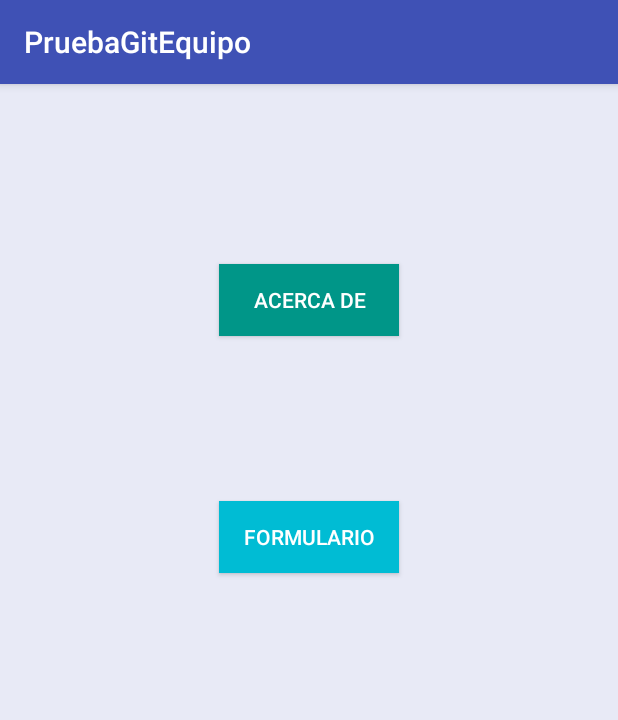
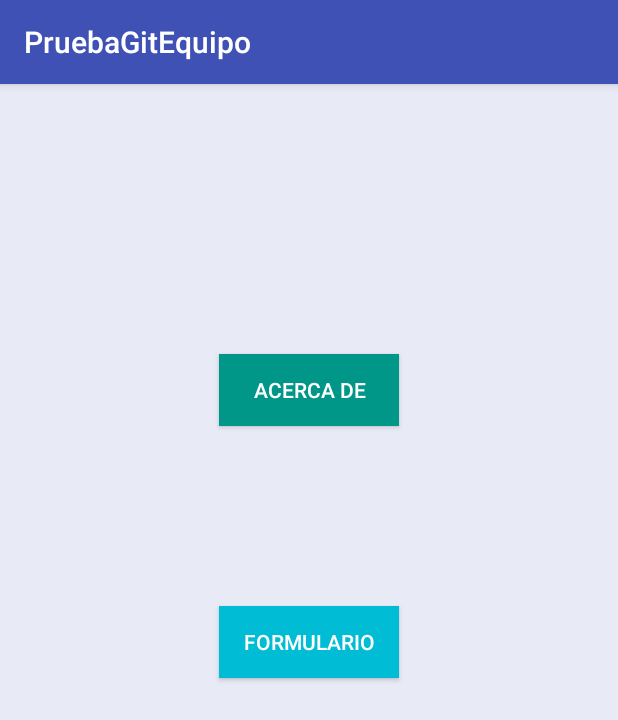
Before and after one commit to BeaterGirl/PruebGitEquipo, an Android app: the screen it shows after launch (MainActivity), on a phone screen of 412 x 824 dp. Shown: the top 720 px of the screen. Run offline under Robolectric (Android 15) with nearby library versions, the phone set to English and light mode, and no system bars.

Commit message:
Practica Terminada

```diff
--- a/app/src/main/res/layout/activity_main.xml
+++ b/app/src/main/res/layout/activity_main.xml
@@ -13,7 +13,7 @@
         android:layout_width="120dp"
         android:layout_height="wrap_content"
         app:layout_constraintTop_toTopOf="parent"
-        android:layout_marginTop="120dp"
+        android:layout_marginTop="180dp"
         android:textColor="@color/texto_btn_activity"
         android:background="@color/color_acercade_activity"
         app:layout_constraintStart_toStartOf="parent"
@@ -26,7 +26,7 @@
         android:textColor="@color/texto_btn_activity"
         android:layout_width="120dp"
         android:layout_height="wrap_content"
-        android:layout_marginTop="110dp"
+        android:layout_marginTop="120dp"
         app:layout_constraintStart_toStartOf="parent"
         app:layout_constraintEnd_toEndOf="parent"
         app:layout_constraintTop_toBottomOf="@+id/btn_go_Acercade"/>
```
Also changed, not shown: app/src/main/java/com/example/amartineza/pruebagitequipo/MainActivity.java (+5 -2 lines).
